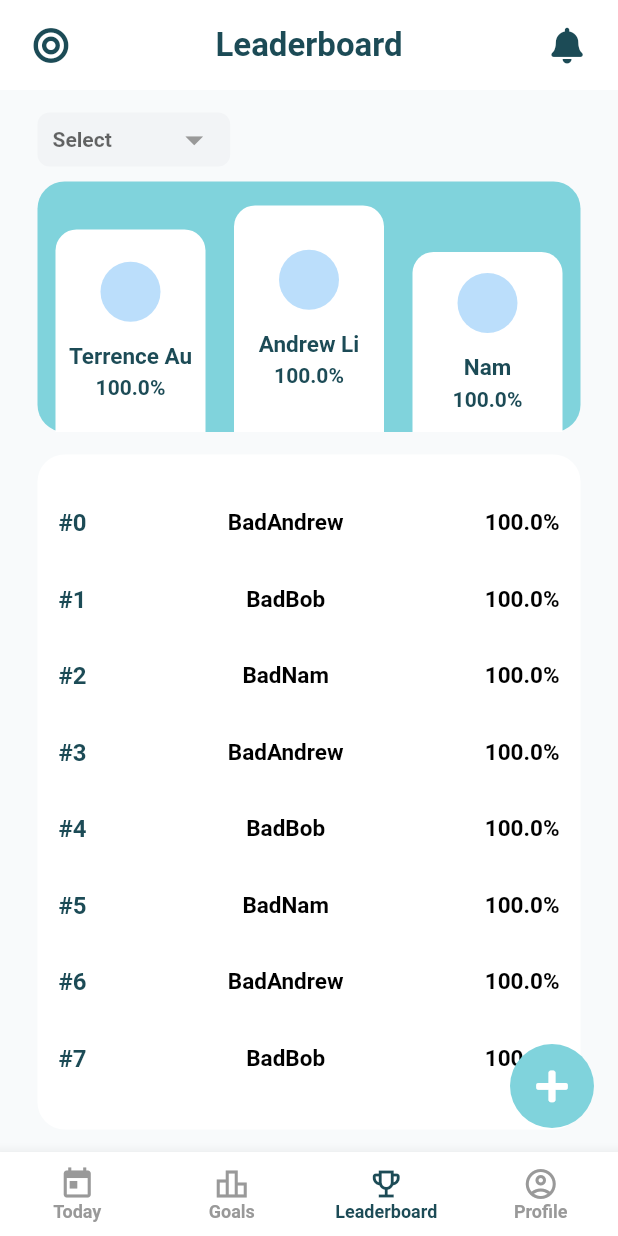
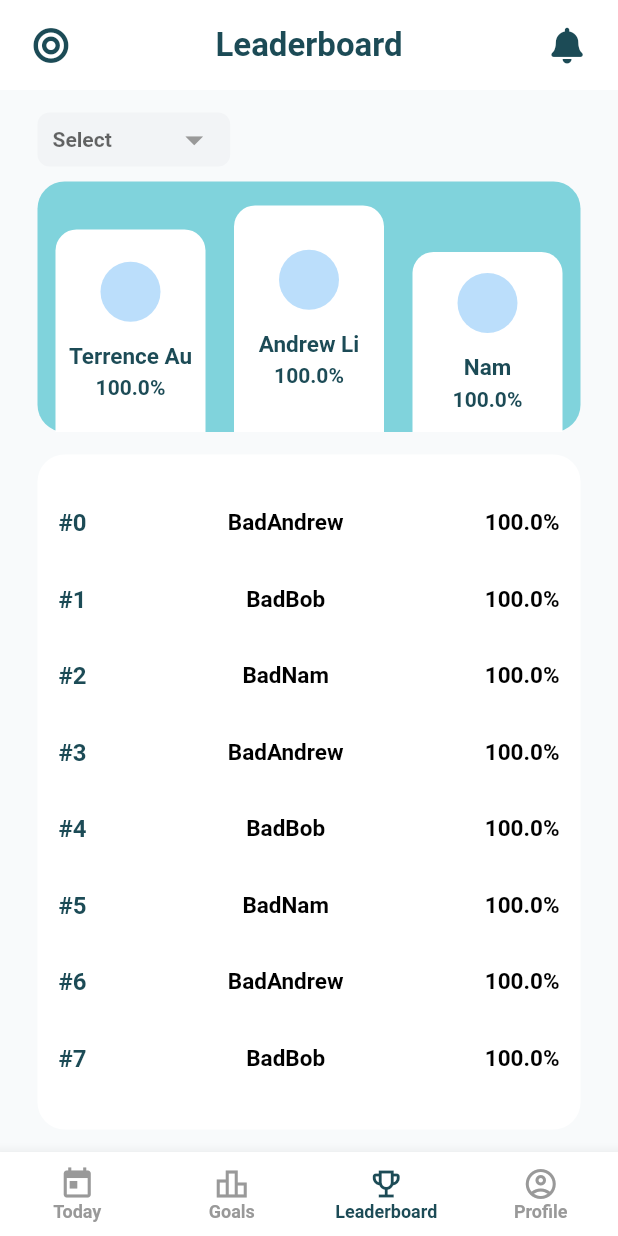
Before and after one commit to IamMrandrew/aimimi_flutter, a Flutter app: the screen it shows once a user with an empty profile is signed in, item 3 of the bottom bar chosen, on a phone screen of 412 x 824 dp. Run offline on Flutter 3.47's test engine with Material 2 defaults, Android fonts, the phone set to English and light mode, and no system bars; our stand-ins replace cloud_firestore, firebase_auth, firebase_core, font_awesome_flutter, form_field_validator, google_sign_in; accounts and stored records are empty.

Commit message:
feat: hide floating button

```diff
--- a/lib/views/main_view.dart
+++ b/lib/views/main_view.dart
@@ -79,14 +79,16 @@ class _MainViewState extends State<MainView> {
           ]),
       body: _views[_currentIndex],
       floatingActionButtonLocation: FloatingActionButtonLocation.endFloat,
-      floatingActionButton: FloatingActionButton(
+      floatingActionButton: _currentIndex < 2
+          ? FloatingActionButton(
               child: FaIcon(
                 FontAwesomeIcons.plus,
                 color: Colors.white,
               ),
               onPressed: () => _modalHandler(context),
               elevation: 0,
-      ),
+            )
+          : null,
       bottomNavigationBar: BottomNavigationBar(
         onTap: onTappedBar,
         currentIndex: _currentIndex,
```
Lines whose indentation alone changed are shown as unchanged.
